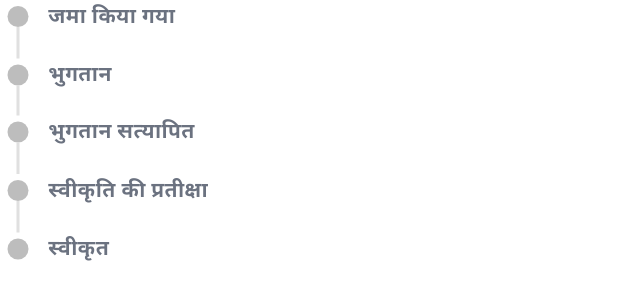
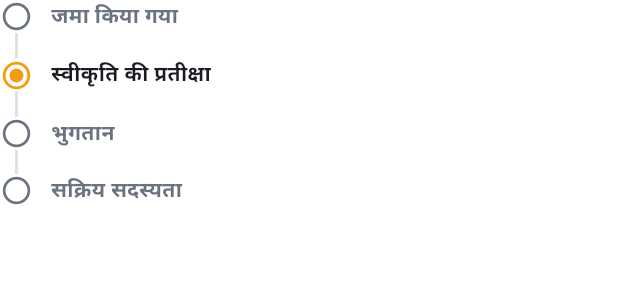
Before and after one commit to smadduri9/aipc-membership-poc, a Flutter app: the StatusTimeline widget shown alone on an empty page, opened directly with empty values, on a phone screen of 412 x 824 dp. Shown: the top 300 px of the screen. Run offline on Flutter 3.47's test engine with Material 3 defaults, Android fonts, the phone set to English and light mode, and no system bars; our stand-ins replace go_router; accounts and stored records are empty.

Commit message:
feat(data): V2 application model, reference data and validators (#12)
Application lifecycle is now submitted, approved, awaiting payment,
active or rejected, with payment after approval. Adds 36 states and
union territories with sample districts, the 24 professional domains,
demo admin accounts (one master and one per state), Aadhaar Verhoeff
validation with masking, and social profile link validation.

Co-authored-by: Claude Haiku 5.5 <noreply@anthropic.com>

```diff
--- a/lib/l10n/strings.dart
+++ b/lib/l10n/strings.dart
@@ -89,6 +89,8 @@ const Map<String, Map<String, String>> strings = {
     'st_awaiting': 'Awaiting approval',
     'st_approved': 'Approved',
     'st_rejected': 'Rejected',
+    'st_active': 'Active membership',
+    'st_awaiting_payment': 'Awaiting payment',
     'copied': 'Copied',
     'view_card': 'View membership card',
     'valid_till': 'Valid till',
@@ -194,6 +196,8 @@ const Map<String, Map<String, String>> strings = {
     'st_awaiting': 'स्वीकृति की प्रतीक्षा',
     'st_approved': 'स्वीकृत',
     'st_rejected': 'अस्वीकृत',
+    'st_active': 'सक्रिय सदस्यता',
+    'st_awaiting_payment': 'भुगतान बाकी',
     'copied': 'कॉपी हो गया',
     'view_card': 'सदस्यता कार्ड देखें',
     'valid_till': 'मान्य तिथि तक',
--- a/lib/models/application.dart
+++ b/lib/models/application.dart
@@ -1,13 +1,15 @@
-enum MembershipType { ordinary, patron }
+enum MembershipType { aicpMember, patron }
 
+/// Application lifecycle. Payment happens only after the state representative approves.
 enum AppStatus {
   draft,
-  paymentPending,
-  paymentFailed,
-  paymentVerified,
-  approvalPending,
+  submitted,
+  underReview,
   approved,
   rejected,
+  awaitingPayment,
+  paymentFailed,
+  active,
 }
 
 class StatusEvent {
@@ -34,25 +36,83 @@ class AuditEntry {
   final String? note;
 }
 
+/// Who can sign in to the admin area.
+enum AdminRole { master, stateRep }
+
+class AdminUser {
+  const AdminUser({
+    required this.email,
+    required this.name,
+    required this.role,
+    this.stateCode,
+  });
+
+  final String email;
+  final String name;
+  final AdminRole role;
+
+  /// Null for the master account.
+  final String? stateCode;
+
+  bool get isMaster => role == AdminRole.master;
+}
+
 class Application {
   String referenceNo = '';
-  String name = '';
+  String firstName = '';
+  String lastName = '';
   String phone = '';
+
+  /// Stored masked (XXXX XXXX 1234). The full number is never kept.
+  String aadhaarMasked = '';
+  String professionalDomain = '';
+  String? professionalDomainOther;
+
+  // Voter ID and referrer were removed from registration in V2. They stay until the registration screens are rebuilt.
   String? voterId;
-  String domain = '';
+  String? referrerPhone;
+
+  /// State or UT code from the reference data, for example PB.
   String state = '';
+  String? stateOther;
+  String district = '';
+  String? districtOther;
+  String? tehsil;
+  String? block;
+  String cityVillage = '';
+  String pinCode = '';
   String parliamentary = '';
   String assembly = '';
-  String pinCode = '';
-  String? referrerPhone;
+
+  String? selfiePath;
   int? selfieIndex;
-  MembershipType type = MembershipType.ordinary;
+  String? instagramUrl;
+  String? linkedinUrl;
+  String? facebookUrl;
+
+  MembershipType type = MembershipType.aicpMember;
   int amount = 1000;
   AppStatus status = AppStatus.draft;
   String? paymentId;
   String? rejectReason;
+  String? reviewedBy;
   DateTime createdAt = DateTime.now();
   DateTime? approvedAt;
   DateTime? validUntil;
   final List<StatusEvent> history = [];
+
+  String get name => '$firstName $lastName'.trim();
+
+  set name(String value) {
+    final parts = value.trim().split(RegExp(r'\s+'));
+    firstName = parts.first;
+    lastName = parts.length > 1 ? parts.sublist(1).join(' ') : '';
+  }
+
+  /// At least one social profile link is required.
+  bool get hasSocialLink => [
+    instagramUrl,
+    linkedinUrl,
+    facebookUrl,
+  ].any((u) => u != null && u.isNotEmpty);
 }
--- a/lib/screens/admin/admin_detail_screen.dart
+++ b/lib/screens/admin/admin_detail_screen.dart
@@ -31,8 +31,7 @@ class AdminDetailScreen extends StatelessWidget {
       backgroundColor: AppColors.grouped,
       appBar: AppBar(title: Text(referenceNo)),
       // Primary actions stay pinned above the home indicator instead of scrolling off screen.
-      bottomNavigationBar:
-          app != null && app.status == AppStatus.approvalPending
+      bottomNavigationBar: app != null && app.status == AppStatus.submitted
           ? Container(
               color: Colors.white,
               padding: const EdgeInsets.fromLTRB(16, 12, 16, 8),
@@ -76,7 +75,7 @@ class AdminDetailScreen extends StatelessWidget {
                       children: [
                         _Field('Phone', app.phone),
                         _Field('Voter ID', app.voterId ?? '—'),
-                        _Field('Domain', app.domain),
+                        _Field('Domain', app.professionalDomain),
                         _Field('State', stateNames[app.state] ?? ''),
                         _Field('Parliamentary', app.parliamentary),
                         _Field('Assembly', app.assembly),
--- a/lib/screens/admin/admin_list_screen.dart
+++ b/lib/screens/admin/admin_list_screen.dart
@@ -13,11 +13,11 @@ import '../../widgets/status_chip.dart';
 
 const _statusFilters = <(String, AppStatus?)>[
   ('All', null),
-  ('Awaiting approval', AppStatus.approvalPending),
+  ('Awaiting approval', AppStatus.submitted),
   ('Approved', AppStatus.approved),
   ('Rejected', AppStatus.rejected),
   ('Payment failed', AppStatus.paymentFailed),
-  ('Payment pending', AppStatus.paymentPending),
+  ('Payment pending', AppStatus.submitted),
 ];
 
 class AdminListScreen extends StatefulWidget {
--- a/lib/screens/admin/admin_login_screen.dart
+++ b/lib/screens/admin/admin_login_screen.dart
@@ -39,8 +39,8 @@ class _AdminLoginScreenState extends State<AdminLoginScreen> {
     );
     if (!mounted) return;
     setState(() => _loading = false);
-    if (ok) {
-      context.read<AppState>().adminSignIn(_email.text.trim());
+    if (ok != null) {
+      context.read<AppState>().adminSignIn(ok);
       context.go('/admin/dashboard');
     } else {
       setState(() => _failed = true);
--- a/lib/screens/member/review_screen.dart
+++ b/lib/screens/member/review_screen.dart
@@ -57,7 +57,10 @@ class _ReviewScreenState extends State<ReviewScreen> {
                       (t(context, 'voter_id'), d.voterId ?? '—'),
                       (
                         t(context, 'domain'),
-                        optionLabel(context.read<AppState>().lang, d.domain),
+                        optionLabel(
+                          context.read<AppState>().lang,
+                          d.professionalDomain,
+                        ),
                       ),
                     ],
                   ),
--- a/lib/widgets/status_timeline.dart
+++ b/lib/widgets/status_timeline.dart
@@ -7,7 +7,7 @@ import '../utils/format.dart';
 
 enum _RowState { done, current, future, failed }
 
-/// Vertical timeline of an application's progress. Built from the application's status and history.
+/// Progress of an application: submitted, then reviewed, then payment and membership.
 class StatusTimeline extends StatelessWidget {
   const StatusTimeline({super.key, required this.app, this.english = false});
 
@@ -29,118 +29,103 @@ class StatusTimeline extends StatelessWidget {
   @override
   Widget build(BuildContext context) {
     final s = app.status;
-    final paymentFailed = s == AppStatus.paymentFailed;
-    final paymentDone =
-        s == AppStatus.paymentVerified ||
-        s == AppStatus.approvalPending ||
-        s == AppStatus.approved ||
-        s == AppStatus.rejected;
-    final verifiedDone = paymentDone;
-    final awaitingDone = s == AppStatus.approved || s == AppStatus.rejected;
-
-    final rows = <_Row>[
-      _Row(
+    final rejected = s == AppStatus.rejected;
+    final reviewed =
+        s != AppStatus.submitted &&
+        s != AppStatus.underReview &&
+        s != AppStatus.draft;
+    final paid = s == AppStatus.active;
+    final rows = <(String, _RowState, DateTime?)>[
+      (
         _label(context, 'st_submitted'),
         s == AppStatus.draft ? _RowState.future : _RowState.done,
-        app.createdAt,
+        _timeOf(AppStatus.submitted),
       ),
-      _Row(
-        _label(context, 'st_payment'),
-        paymentFailed
-            ? _RowState.failed
-            : paymentDone
-            ? _RowState.done
-            : s == AppStatus.paymentPending
-            ? _RowState.current
-            : _RowState.future,
-        _timeOf(AppStatus.paymentVerified) ?? _timeOf(AppStatus.paymentFailed),
+      (
+        _label(context, 'st_awaiting'),
+        reviewed ? _RowState.done : _RowState.current,
+        _timeOf(AppStatus.approved) ?? _timeOf(AppStatus.rejected),
       ),
-      _Row(
-        _label(context, 'st_verified'),
-        verifiedDone ? _RowState.done : _RowState.future,
-        _timeOf(AppStatus.paymentVerified),
-      ),
-      _Row(
-        _label(context, 'st_awaiting'),
-        awaitingDone
-            ? _RowState.done
-            : s == AppStatus.approvalPending
-            ? _RowState.current
-            : _RowState.future,
-        _timeOf(AppStatus.approvalPending),
-      ),
-      if (s == AppStatus.rejected)
-        _Row(
+      if (rejected)
+        (
           _label(context, 'st_rejected'),
           _RowState.failed,
           _timeOf(AppStatus.rejected),
-          note: app.rejectReason,
         )
-      else
-        _Row(
-          _label(context, 'st_approved'),
-          s == AppStatus.approved ? _RowState.done : _RowState.future,
-          _timeOf(AppStatus.approved),
+      else ...[
+        (
+          _label(context, 'st_payment'),
+          s == AppStatus.paymentFailed
+              ? _RowState.failed
+              : paid
+              ? _RowState.done
+              : reviewed
+              ? _RowState.current
+              : _RowState.future,
+          _timeOf(AppStatus.active) ?? _timeOf(AppStatus.paymentFailed),
         ),
+        (
+          _label(context, 'st_active'),
+          paid ? _RowState.done : _RowState.future,
+          _timeOf(AppStatus.active),
+        ),
+      ],
     ];
-
     return Column(
       children: [
         for (var i = 0; i < rows.length; i++)
-          _TimelineRow(row: rows[i], isLast: i == rows.length - 1),
+          _Row(
+            label: rows[i].$1,
+            state: rows[i].$2,
+            time: rows[i].$3,
+            last: i == rows.length - 1,
+          ),
       ],
     );
   }
 }
 
-class _Row {
-  const _Row(this.label, this.state, this.time, {this.note});
+class _Row extends StatelessWidget {
+  const _Row({
+    required this.label,
+    required this.state,
+    required this.time,
+    required this.last,
+  });
 
   final String label;
   final _RowState state;
   final DateTime? time;
-  final String? note;
-}
-
-class _TimelineRow extends StatelessWidget {
-  const _TimelineRow({required this.row, required this.isLast});
-
-  final _Row row;
-  final bool isLast;
+  final bool last;
 
   @override
   Widget build(BuildContext context) {
-    final color = switch (row.state) {
+    final color = switch (state) {
       _RowState.done => AppColors.green,
       _RowState.current => AppColors.saffron,
       _RowState.failed => AppColors.red,
-      _RowState.future => Colors.grey.shade400,
+      _RowState.future => AppColors.grey,
+    };
+    final icon = switch (state) {
+      _RowState.done => Icons.check_circle,
+      _RowState.current => Icons.radio_button_checked,
+      _RowState.failed => Icons.cancel,
+      _RowState.future => Icons.radio_button_unchecked,
     };
     return IntrinsicHeight(
       child: Row(
-        crossAxisAlignment: CrossAxisAlignment.start,
+        crossAxisAlignment: CrossAxisAlignment.stretch,
         children: [
-          SizedBox(
-            width: 24,
-            child: Column(
-              children: [
-                Container(
-                  width: 14,
-                  height: 14,
-                  margin: const EdgeInsets.only(top: 4),
-                  decoration: BoxDecoration(
-                    color: color,
-                    shape: BoxShape.circle,
-                  ),
+          Column(
+            children: [
+              Icon(icon, color: color, size: 22),
+              if (!last)
+                Expanded(
+                  child: Container(width: 2, color: AppColors.separator),
                 ),
-                if (!isLast)
-                  Expanded(
-                    child: Container(width: 2, color: Colors.grey.shade300),
-                  ),
-              ],
-            ),
+            ],
           ),
-          const SizedBox(width: 8),
+          const SizedBox(width: 12),
           Expanded(
             child: Padding(
               padding: const EdgeInsets.only(bottom: 18),
@@ -148,26 +133,19 @@ class _TimelineRow extends StatelessWidget {
                 crossAxisAlignment: CrossAxisAlignment.start,
                 children: [
                   Text(
-                    row.label,
+                    label,
                     style: TextStyle(
                       fontWeight: FontWeight.w600,
-                      color: row.state == _RowState.future
-                          ? AppColors.grey
-                          : Colors.black,
+                      color: state == _RowState.future ? AppColors.grey : null,
                     ),
                   ),
-                  if (row.time != null && row.state != _RowState.future)
+                  if (time != null)
                     Text(
-                      formatDateTime(row.time!),
+                      formatDateTime(time!),
                       style: const TextStyle(
+                        fontSize: 12,
                         color: AppColors.grey,
-                        fontSize: 12,
                       ),
-                    ),
-                  if (row.note != null && row.note!.isNotEmpty)
-                    Text(
-                      row.note!,
-                      style: const TextStyle(color: AppColors.red),
                     ),
                 ],
               ),
```
Also changed, not shown: lib/data/mock_data.dart (+93 -60 lines), lib/data/mock_repository.dart (+48 -13 lines), lib/data/reference_data.dart (added, +93 -0 lines), lib/screens/admin/admin_dashboard_screen.dart (+2 -5 lines), lib/screens/member/register_screen.dart (+5 -4 lines), lib/state/app_state.dart (+5 -2 lines), lib/utils/aadhaar.dart (added, +45 -0 lines), lib/utils/social_link.dart (added, +42 -0 lines), lib/widgets/status_chip.dart (+9 -12 lines), 4 other files.
